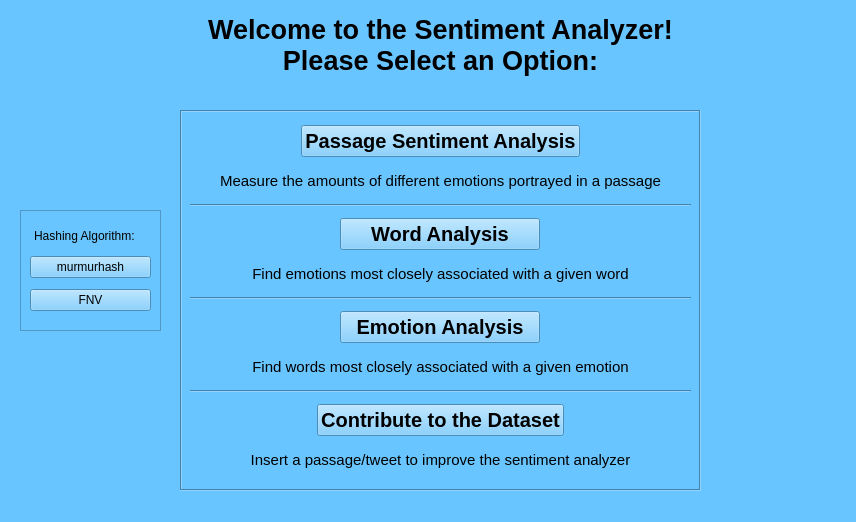
SantiagoDaza3/DSA_Project3, file mainwindow.ui: the form before one commit.
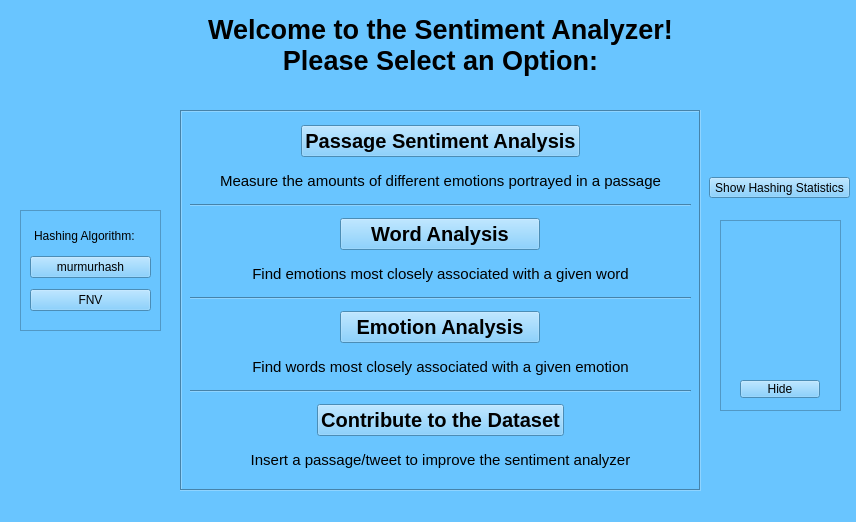
The form after the commit.

Commit message: Added hashing stats, finished up GUI implementation

```diff
--- a/mainwindow.ui
+++ b/mainwindow.ui
@@ -450,6 +450,80 @@
 &lt;p align=&quot;center&quot; style=&quot; margin-top:0px; margin-bottom:0px; margin-left:0px; margin-right:0px; -qt-block-indent:0; text-indent:0px;&quot;&gt;&lt;span style=&quot; font-size:20pt; font-weight:700;&quot;&gt;Please Select an Option:&lt;/span&gt;&lt;/p&gt;&lt;/body&gt;&lt;/html&gt;</string>
       </property>
      </widget>
+     <widget class="QFrame" name="execution_frame">
+      <property name="enabled">
+       <bool>true</bool>
+      </property>
+      <property name="geometry">
+       <rect>
+        <x>720</x>
+        <y>220</y>
+        <width>121</width>
+        <height>191</height>
+       </rect>
+      </property>
+      <property name="frameShape">
+       <enum>QFrame::StyledPanel</enum>
+      </property>
+      <property name="frameShadow">
+       <enum>QFrame::Raised</enum>
+      </property>
+      <widget class="QTextEdit" name="stats_text">
+       <property name="geometry">
+        <rect>
+         <x>10</x>
+         <y>10</y>
+         <width>104</width>
+         <height>141</height>
+        </rect>
+       </property>
+       <property name="frameShape">
+        <enum>QFrame::NoFrame</enum>
+       </property>
+       <property name="verticalScrollBarPolicy">
+        <enum>Qt::ScrollBarAlwaysOff</enum>
+       </property>
+       <property name="readOnly">
+        <bool>true</bool>
+       </property>
+       <property name="html">
+        <string>&lt;!DOCTYPE HTML PUBLIC &quot;-//W3C//DTD HTML 4.0//EN&quot; &quot;http://www.w3.org/TR/REC-html40/strict.dtd&quot;&gt;
+&lt;html&gt;&lt;head&gt;&lt;meta name=&quot;qrichtext&quot; content=&quot;1&quot; /&gt;&lt;meta charset=&quot;utf-8&quot; /&gt;&lt;style type=&quot;text/css&quot;&gt;
+p, li { white-space: pre-wrap; }
+hr { height: 1px; border-width: 0; }
+li.unchecked::marker { content: &quot;\2610&quot;; }
+li.checked::marker { content: &quot;\2612&quot;; }
+&lt;/style&gt;&lt;/head&gt;&lt;body style=&quot; font-family:'Segoe UI'; font-size:9pt; font-weight:400; font-style:normal;&quot;&gt;
+&lt;p style=&quot;-qt-paragraph-type:empty; margin-top:0px; margin-bottom:0px; margin-left:0px; margin-right:0px; -qt-block-indent:0; text-indent:0px;&quot;&gt;&lt;br /&gt;&lt;/p&gt;&lt;/body&gt;&lt;/html&gt;</string>
+       </property>
+      </widget>
+      <widget class="QPushButton" name="hide_btn">
+       <property name="geometry">
+        <rect>
+         <x>20</x>
+         <y>160</y>
+         <width>80</width>
+         <height>18</height>
+        </rect>
+       </property>
+       <property name="text">
+        <string>Hide</string>
+       </property>
+      </widget>
+     </widget>
+     <widget class="QPushButton" name="hash_stat_btn">
+      <property name="geometry">
+       <rect>
+        <x>709</x>
+        <y>177</y>
+        <width>141</width>
+        <height>21</height>
+       </rect>
+      </property>
+      <property name="text">
+       <string>Show Hashing Statistics</string>
+      </property>
+     </widget>
     </widget>
     <widget class="QWidget" name="sent_ana">
      <widget class="QFrame" name="frame_3">
```
Left out of the diff: 35 changed lines with no effect on the pictures. The commit also changes 6 other files.
